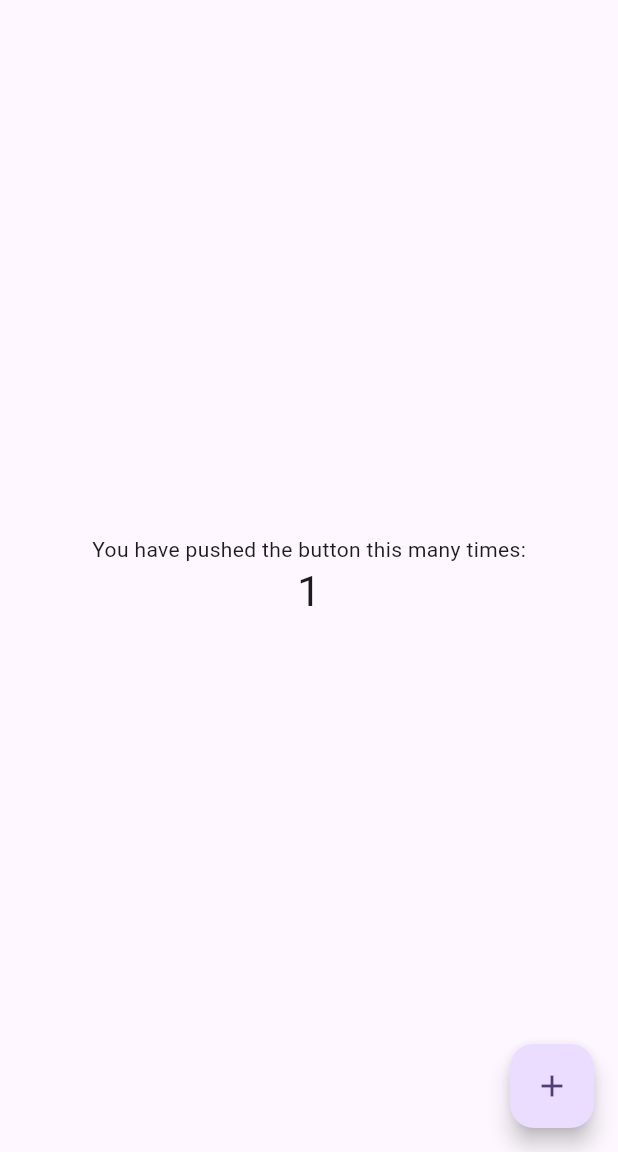
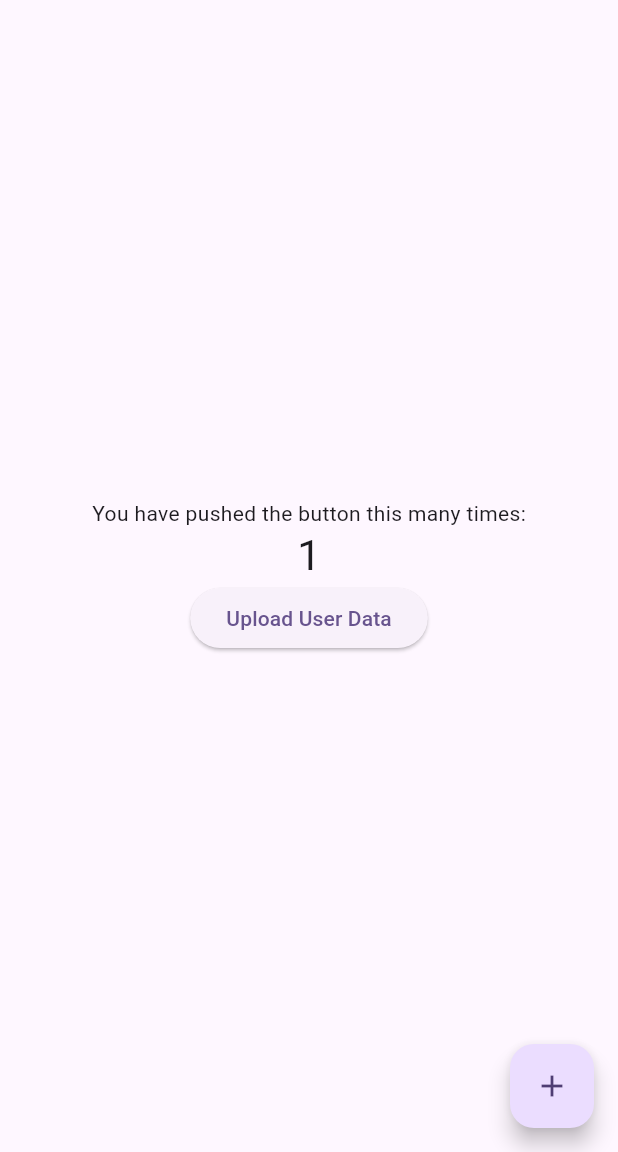
Before and after one commit to kuroishihiromu/GDSC-Hackathon-2024-0921, a Flutter app: the screen it shows after launch, after a tap on the "add" icon, on a phone screen of 412 x 824 dp, the part 84-1236 px from its top. Run offline on Flutter 3.47's test engine with Material 3 defaults, Android fonts, the phone set to English and light mode, and no system bars; our stand-ins replace cloud_firestore, firebase_core; accounts and stored records are empty.

Commit message:
[upgrade] データベースの接続

```diff
--- /dev/null
+++ b/flutter_application_1/lib/component/button.dart
@@ -0,0 +1,16 @@
+import 'package:flutter/material.dart';
+import 'package:flutter_application_1/infrastructure/upload_button.dart';
+class UploadButton extends StatelessWidget {
+  const UploadButton({Key? key}) : super(key: key);
+
+  @override
+  Widget build(BuildContext context) {
+    return ElevatedButton(
+      onPressed: () {
+        // モックデータをFirestoreに保存
+        storeMockDataInFirestore();
+      },
+      child: const Text('Upload Mock Data'),
+    );
+  }
+}
--- a/flutter_application_1/lib/main.dart
+++ b/flutter_application_1/lib/main.dart
@@ -1,33 +1,22 @@
 import 'package:flutter/material.dart';
+import 'package:flutter_application_1/infrastructure/upload_button.dart';
+import 'package:firebase_core/firebase_core.dart';
 
-void main() {
+void main() async{
+  WidgetsFlutterBinding.ensureInitialized();
+  await Firebase.initializeApp();
   runApp(const MyApp());
 }
 
 class MyApp extends StatelessWidget {
   const MyApp({super.key});
 
-  // This widget is the root of your application.
+
   @override
   Widget build(BuildContext context) {
     return MaterialApp(
       title: 'Flutter Demo',
       theme: ThemeData(
-        // This is the theme of your application.
-        //
-        // TRY THIS: Try running your application with "flutter run". You'll see
-        // the application has a purple toolbar. Then, without quitting the app,
-        // try changing the seedColor in the colorScheme below to Colors.green
-        // and then invoke "hot reload" (save your changes or press the "hot
-        // reload" button in a Flutter-supported IDE, or press "r" if you used
-        // the command line to start the app).
-        //
-        // Notice that the counter didn't reset back to zero; the application
-        // state is not lost during the reload. To reset the state, use hot
-        // restart instead.
-        //
-        // This works for code too, not just values: Most code changes can be
-        // tested with just a hot reload.
         colorScheme: ColorScheme.fromSeed(seedColor: Colors.deepPurple),
         useMaterial3: true,
       ),
@@ -38,16 +27,6 @@ class MyApp extends StatelessWidget {
 
 class MyHomePage extends StatefulWidget {
   const MyHomePage({super.key, required this.title});
-
-  // This widget is the home page of your application. It is stateful, meaning
-  // that it has a State object (defined below) that contains fields that affect
-  // how it looks.
-
-  // This class is the configuration for the state. It holds the values (in this
-  // case the title) provided by the parent (in this case the App widget) and
-  // used by the build method of the State. Fields in a Widget subclass are
-  // always marked "final".
-
   final String title;
 
   @override
@@ -59,50 +38,19 @@ class _MyHomePageState extends State<MyHomePage> {
 
   void _incrementCounter() {
     setState(() {
-      // This call to setState tells the Flutter framework that something has
-      // changed in this State, which causes it to rerun the build method below
-      // so that the display can reflect the updated values. If we changed
-      // _counter without calling setState(), then the build method would not be
-      // called again, and so nothing would appear to happen.
       _counter++;
     });
   }
 
   @override
   Widget build(BuildContext context) {
-    // This method is rerun every time setState is called, for instance as done
-    // by the _incrementCounter method above.
-    //
-    // The Flutter framework has been optimized to make rerunning build methods
-    // fast, so that you can just rebuild anything that needs updating rather
-    // than having to individually change instances of widgets.
     return Scaffold(
       appBar: AppBar(
-        // TRY THIS: Try changing the color here to a specific color (to
-        // Colors.amber, perhaps?) and trigger a hot reload to see the AppBar
-        // change color while the other colors stay the same.
         backgroundColor: Theme.of(context).colorScheme.inversePrimary,
-        // Here we take the value from the MyHomePage object that was created by
-        // the App.build method, and use it to set our appbar title.
         title: Text(widget.title),
       ),
       body: Center(
-        // Center is a layout widget. It takes a single child and positions it
-        // in the middle of the parent.
         child: Column(
-          // Column is also a layout widget. It takes a list of children and
-          // arranges them vertically. By default, it sizes itself to fit its
-          // children horizontally, and tries to be as tall as its parent.
-          //
-          // Column has various properties to control how it sizes itself and
-          // how it positions its children. Here we use mainAxisAlignment to
-          // center the children vertically; the main axis here is the vertical
-          // axis because Columns are vertical (the cross axis would be
-          // horizontal).
-          //
-          // TRY THIS: Invoke "debug painting" (choose the "Toggle Debug Paint"
-          // action in the IDE, or press "p" in the console), to see the
-          // wireframe for each widget.
           mainAxisAlignment: MainAxisAlignment.center,
           children: <Widget>[
             const Text(
@@ -112,6 +60,7 @@ class _MyHomePageState extends State<MyHomePage> {
               '$_counter',
               style: Theme.of(context).textTheme.headlineMedium,
             ),
+            const UploadButton(),  // UploadButton をここに追加
           ],
         ),
       ),
@@ -119,7 +68,22 @@ class _MyHomePageState extends State<MyHomePage> {
         onPressed: _incrementCounter,
         tooltip: 'Increment',
         child: const Icon(Icons.add),
-      ), // This trailing comma makes auto-formatting nicer for build methods.
+      ),
     );
   }
 }
+
+class UploadButton extends StatelessWidget {
+  const UploadButton({Key? key}) : super(key: key);
+
+  @override
+  Widget build(BuildContext context) {
+    return ElevatedButton(
+      onPressed: () {
+        // ここにデータをアップロードする処理を追加
+        storeMockDataInFirestore();
+      },
+      child: const Text('Upload User Data'),
+    );
+  }
+}
--- a/flutter_application_1/pubspec.yaml
+++ b/flutter_application_1/pubspec.yaml
@@ -36,6 +36,12 @@ dependencies:
   # Use with the CupertinoIcons class for iOS style icons.
   cupertino_icons: ^1.0.8
   cloud_firestore: ^5.4.2
+  firebase_core: ^3.5.0
+  firebase_auth: ^5.3.0
+  provider: ^6.1.2
+  firebase_ui_auth: ^1.15.0
+  firebase_storage: ^12.3.1
+
 
 dev_dependencies:
   flutter_test:
```
Also changed, not shown: flutter_application_1/lib/infrastructure/upload_button.dart (added, +21 -0 lines), flutter_application_1/firebase.json (added), flutter_application_1/lib/component/tabbar.dart (added), flutter_application_1/lib/firebase_options.dart (added), flutter_application_1/pubspec.lock, 13 other files.
